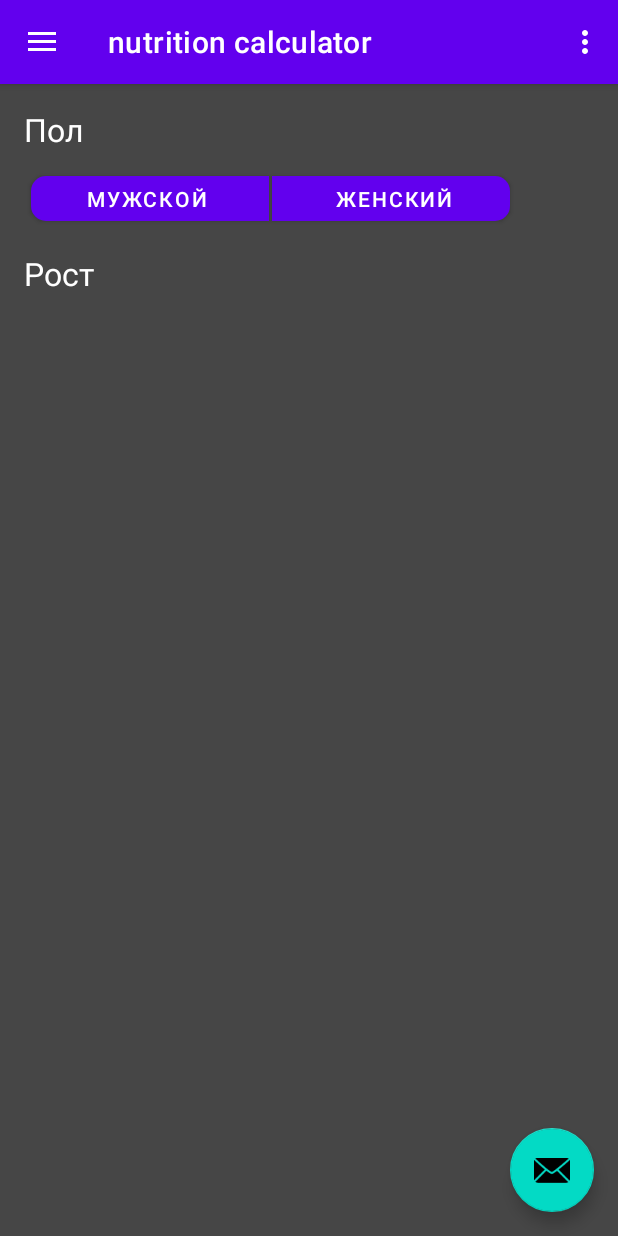
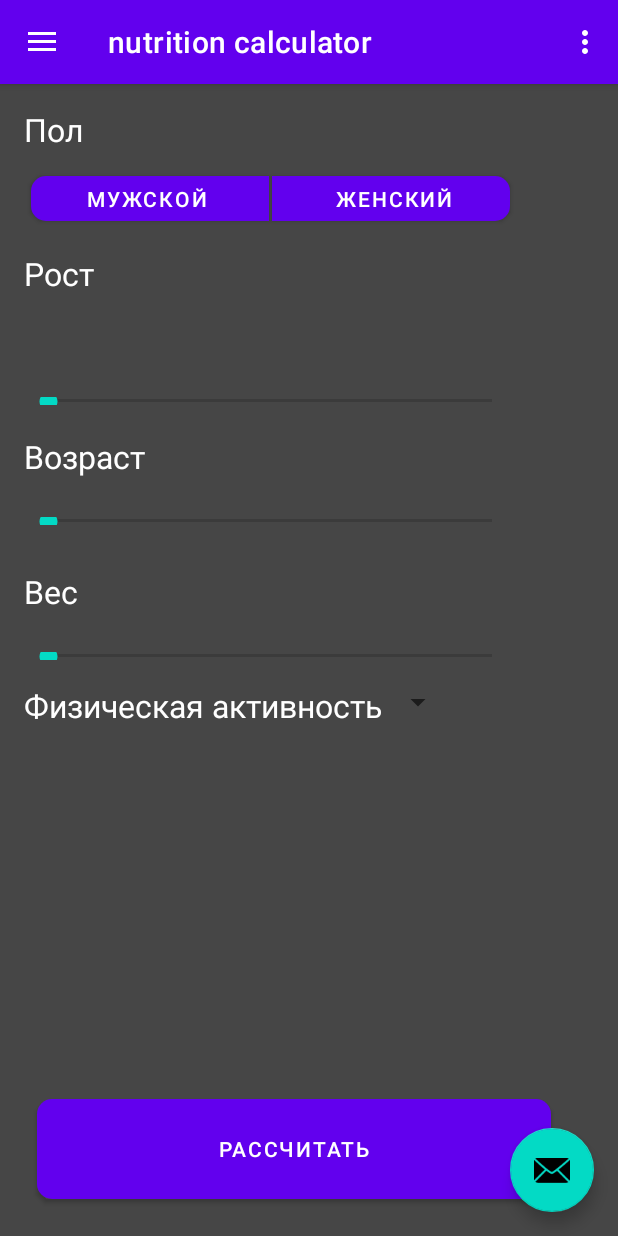
Before and after one commit to KostinMikhail/BoxingTimer, an Android app: the screen it shows after launch (MainActivity), in the side drawer, after a tap on "nutrition calculator", on a phone screen of 412 x 824 dp. Run offline under Robolectric (Android 15) with nearby library versions, the light colour scheme and no system bars; our stand-ins replace Room's generated code, navigation-ui; 3 statements that could not run were skipped.

Commit message:
calc layout in progress

```diff
--- a/app/src/main/java/com/example/timeplateactivity/ui/calc/CalcFragment.kt
+++ b/app/src/main/java/com/example/timeplateactivity/ui/calc/CalcFragment.kt
@@ -28,6 +28,9 @@ class CalcFragment : Fragment() {
             ViewModelProvider(this).get(CalcViewModel::class.java)
 
         _binding = FragmentCalcBinding.inflate(inflater, container, false)
+with (binding){
+    spinner.getBackground().setColorFilter(resources)
+}
 
         //       binding.sexButtonMale.background.setTint(R.color.primary50Transparent)
 
--- a/app/src/main/java/com/example/timeplateactivity/ui/home/HomeFragment.kt
+++ b/app/src/main/java/com/example/timeplateactivity/ui/home/HomeFragment.kt
@@ -371,6 +371,7 @@ calc
 //todo сделать калькулятор
 ***************************
 tips:
+ctrl+k = commit
 ctrl+shift+k = push
 observe = подписка    settingsViewModel.error.Observe(viewLifecuycleOwner){
 toast.maketext
@@ -383,6 +384,7 @@ shift+F6 = переименование сразу во всём проекте
 ctrl+p = справка, что запихнуть в скобки
 }
 ***************************
+
 вопросы:
 1) не меняется цвет кнопки
 2) не совпадают размеры дизайна с экраном
--- a/app/src/main/java/com/example/timeplateactivity/ui/settings/SettingsViewModel.kt
+++ b/app/src/main/java/com/example/timeplateactivity/ui/settings/SettingsViewModel.kt
@@ -7,7 +7,7 @@ import androidx.lifecycle.LiveData
 import androidx.lifecycle.MutableLiveData
 import androidx.lifecycle.ViewModel
 import androidx.room.Room
-import com.example.boxingtimer.model.profile
+
 import com.example.timeplateactivity.R
 import com.example.timeplateactivity.data.repository.AppDatabase
 import com.example.timeplateactivity.data.repository.Profile
--- /dev/null
+++ b/app/src/main/res/drawable/btn_calculate.xml
@@ -0,0 +1,24 @@
+<?xml version="1.0" encoding="utf-8"?>
+
+
+<inset xmlns:android="http://schemas.android.com/apk/res/android"
+    android:insetLeft="5dp"
+    android:insetTop="5dp"
+    android:insetRight="5dp"
+    android:insetBottom="5dp">
+    <ripple android:color="?attr/colorControlHighlight">
+        <item>
+            <shape
+                android:shape="rectangle"
+                android:tint="@color/primary50Transparent">
+                <corners
+                    android:topLeftRadius="10dp"
+                    android:topRightRadius="10dp"
+                    android:bottomLeftRadius="10dp"
+                    android:bottomRightRadius="10dp" />
+                <solid android:color="@color/primary" />
+
+            </shape>
+        </item>
+    </ripple>
+</inset>
--- a/app/src/main/res/layout/fragment_calc.xml
+++ b/app/src/main/res/layout/fragment_calc.xml
@@ -36,7 +36,7 @@
         app:layout_constraintTop_toTopOf="parent" />
 
     <Button
-        android:id="@+id/sexButtonMale"
+        android:id="@+id/sexBtnMale"
         android:layout_width="163dp"
         android:layout_height="39dp"
         android:layout_marginStart="16dp"
@@ -47,13 +47,13 @@
         android:background="@drawable/btn_sex_male" />
 
     <Button
-        android:id="@+id/sexButtonFemale"
+        android:id="@+id/sexBtnFemale"
         android:layout_width="163dp"
         android:layout_height="39dp"
         android:layout_marginTop="12dp"
         android:layout_marginStart="2dp"
         android:text="@string/Female"
-        app:layout_constraintLeft_toRightOf="@+id/sexButtonMale"
+        app:layout_constraintLeft_toRightOf="@+id/sexBtnMale"
         app:layout_constraintTop_toBottomOf="@id/sexTV"
         android:background="@drawable/btn_sex_female" />
 
@@ -67,6 +67,101 @@
         android:textSize="21sp"
         android:textColor="@color/white"
         app:layout_constraintStart_toStartOf="parent"
-        app:layout_constraintTop_toBottomOf="@id/sexButtonMale" />
+        app:layout_constraintTop_toBottomOf="@id/sexBtnMale" />
+
+  <SeekBar
+      android:id="@+id/heightSB"
+      android:layout_width="328dp"
+      android:layout_marginTop="68dp"
+      android:layout_height="5dp"
+      android:layout_marginStart="16dp"
+      tools:layout_editor_absoluteX="130dp"
+      tools:layout_editor_absoluteY="195dp"
+      app:layout_constraintStart_toStartOf="parent"
+      app:layout_constraintTop_toBottomOf="@+id/heightTV"
+      />
+
+  <TextView
+      android:id="@+id/ageTV"
+      android:layout_width="wrap_content"
+      android:layout_height="wrap_content"
+      android:text="@string/age"
+      android:layout_marginTop="20dp"
+      android:layout_marginStart="16dp"
+      android:textSize="21sp"
+      android:textColor="@color/white"
+      app:layout_constraintStart_toStartOf="parent"
+      app:layout_constraintTop_toBottomOf="@id/heightSB" />
+
+  <SeekBar
+      android:id="@+id/ageSB"
+      android:layout_width="328dp"
+      android:layout_marginTop="26dp"
+      android:layout_height="5dp"
+      android:layout_marginStart="16dp"
+      tools:layout_editor_absoluteX="130dp"
+      tools:layout_editor_absoluteY="195dp"
+      app:layout_constraintStart_toStartOf="parent"
+      app:layout_constraintTop_toBottomOf="@+id/ageTV"
+      />
+
+  <TextView
+      android:id="@+id/weightTV"
+      android:layout_width="wrap_content"
+      android:layout_height="wrap_content"
+      android:text="@string/weight"
+      android:layout_marginTop="30dp"
+      android:layout_marginStart="16dp"
+      android:textSize="21sp"
+      android:textColor="@color/white"
+      app:layout_constraintStart_toStartOf="parent"
+      app:layout_constraintTop_toBottomOf="@id/ageSB" />
+
+  <SeekBar
+      android:id="@+id/weightSB"
+      android:layout_width="328dp"
+      android:layout_marginTop="26dp"
+      android:layout_height="5dp"
+      android:layout_marginStart="16dp"
+      tools:layout_editor_absoluteX="130dp"
+      tools:layout_editor_absoluteY="195dp"
+      app:layout_constraintStart_toStartOf="parent"
+      app:layout_constraintTop_toBottomOf="@+id/weightTV"
+      />
+
+  <TextView
+      android:id="@+id/physicalActivityTV"
+      android:layout_width="wrap_content"
+      android:layout_height="wrap_content"
+      android:text="@string/physicalActivity"
+      android:layout_marginTop="16dp"
+      android:layout_marginStart="16dp"
+      android:textSize="21sp"
+      android:textColor="@color/white"
+      app:layout_constraintStart_toStartOf="parent"
+      app:layout_constraintTop_toBottomOf="@id/weightSB" />
+
+  <Spinner
+      android:id="@+id/spinner"
+      android:layout_width="wrap_content"
+      android:layout_height="wrap_content"
+      android:layout_marginTop="16dp"
+      app:layout_constraintHorizontal_bias="0.669"
+      app:layout_constraintLeft_toRightOf="@id/physicalActivityTV"
+      app:layout_constraintTop_toBottomOf="@+id/weightSB"
+      tools:layout_editor_absoluteX="58dp"
+      tools:layout_editor_absoluteY="44dp" />
+
+  <Button
+      android:id="@+id/calculate"
+      android:layout_width="352dp"
+      android:layout_height="76dp"
+      android:layout_marginStart="16dp"
+      android:layout_marginTop="16dp"
+      android:layout_margin="20dp"
+      android:text="@string/calculate"
+      app:layout_constraintStart_toStartOf="parent"
+      app:layout_constraintBottom_toBottomOf="parent"
+      android:background="@drawable/btn_calculate" />
 
 </androidx.constraintlayout.widget.ConstraintLayout>
--- a/app/src/main/res/layout/fragment_home.xml
+++ b/app/src/main/res/layout/fragment_home.xml
@@ -100,7 +100,6 @@
         app:layout_constraintStart_toStartOf="parent"
         app:layout_constraintTop_toTopOf="parent"
         tools:layout_editor_absoluteX="58dp"
-
         tools:layout_editor_absoluteY="44dp" />
 
     <Button
--- a/app/src/main/res/values/strings.xml
+++ b/app/src/main/res/values/strings.xml
@@ -46,6 +46,10 @@
     <string name="Female">женский</string>
     <string name="sex">Пол</string>
     <string name="height">Рост</string>
+    <string name="age">Возраст</string>
+    <string name="weight">Вес</string>
+    <string name="physicalActivity">Физическая активность</string>
+    <string name="calculate">Рассчитать</string>
 
 
 </resources>
```
Also changed, not shown: 2 other files.
